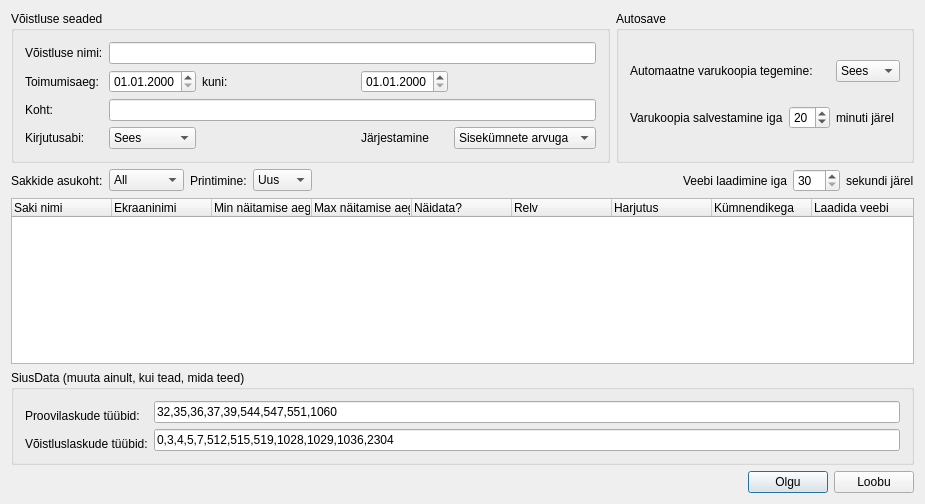
This is protokollitaja/protokollitaja/seadedkast.ui in ymeramees/protokollitaja as Qt 5 draws it before an edit. The edited form follows.
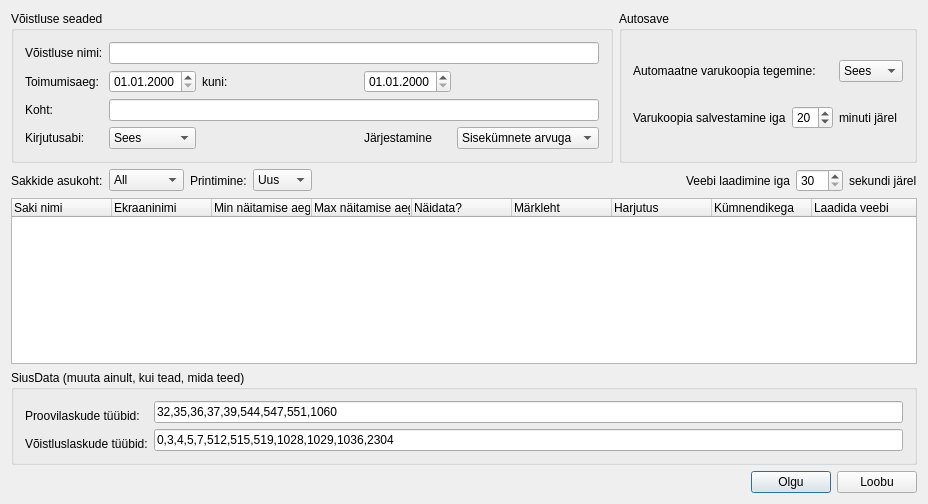
This is the edited form.

```diff
--- a/protokollitaja/protokollitaja/seadedkast.ui
+++ b/protokollitaja/protokollitaja/seadedkast.ui
@@ -6,7 +6,7 @@
    <rect>
     <x>0</x>
     <y>0</y>
-    <width>925</width>
+    <width>928</width>
     <height>504</height>
    </rect>
   </property>
@@ -329,7 +329,7 @@
      </column>
      <column>
       <property name="text">
-       <string>Relv</string>
+       <string>Märkleht</string>
       </property>
      </column>
      <column>
```
